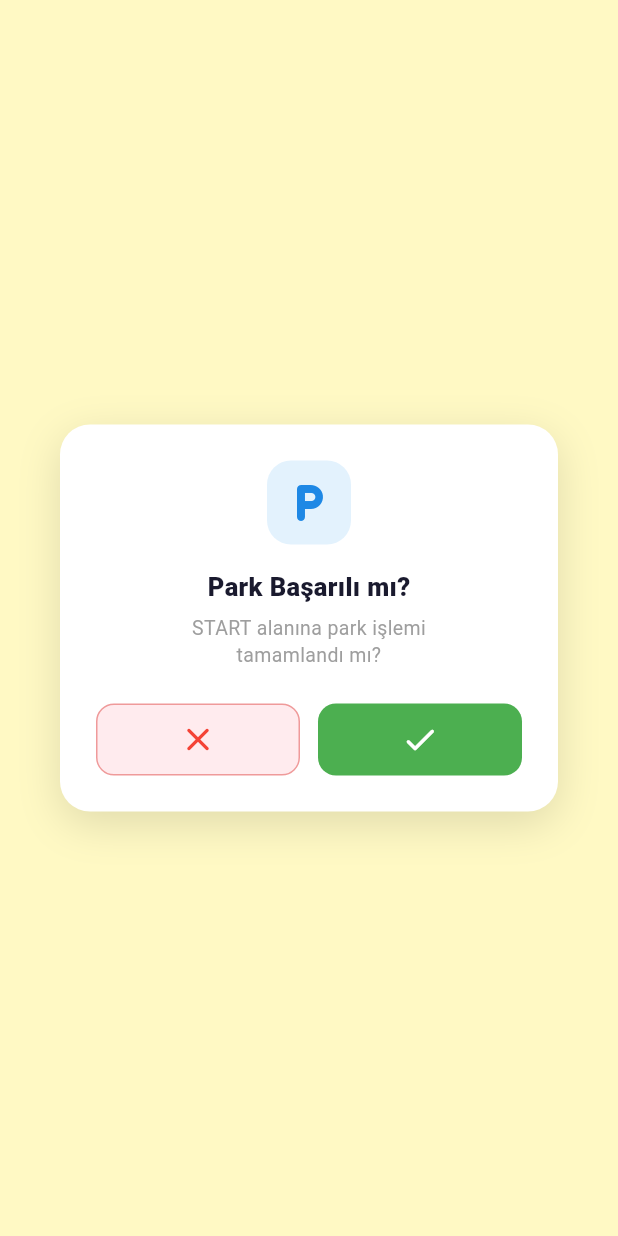
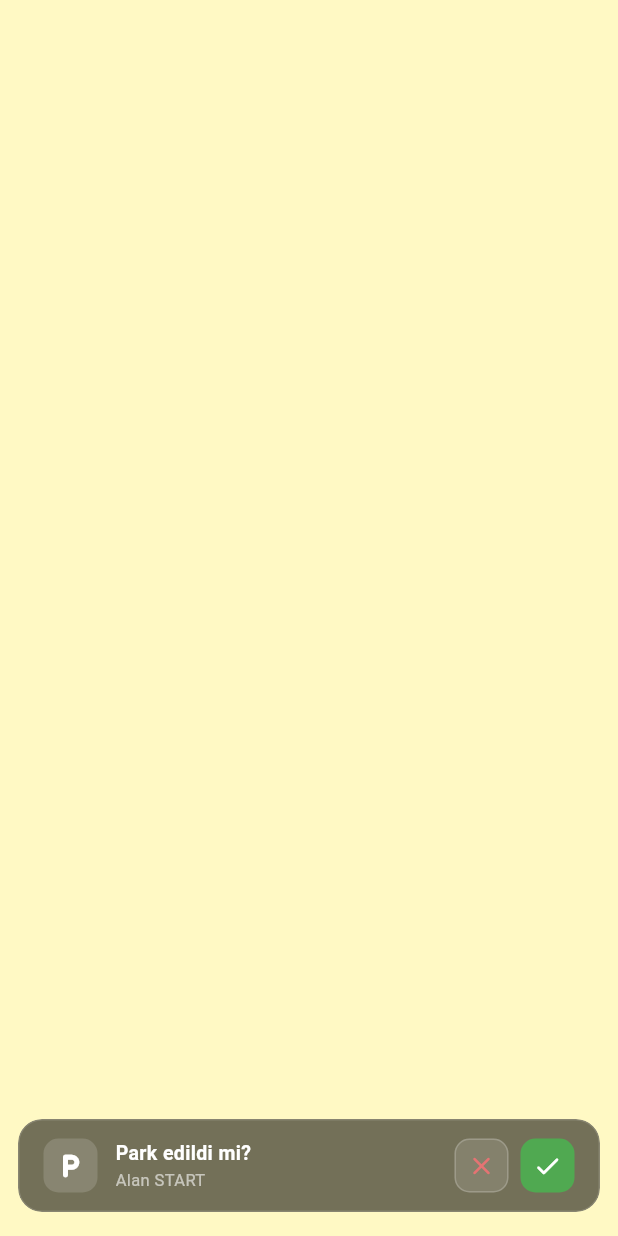
Before and after one commit to mikdatkerem/qr_mobile_test, a Flutter app: the ParkConfirmDialog widget shown alone on an empty page, opened directly with sample values from the repository, on a phone screen of 412 x 824 dp. Run offline on Flutter 3.47's test engine with Material 3 defaults, Android fonts, the phone set to English and light mode, and no system bars; our stand-ins replace dio, flutter_svg; missing offline and left inert: mobile_scanner, signalr_netcore; network calls fail.

Commit message:
edit: park_confirm_dialog ui changes

```diff
--- a/lib/widgets/park_confirm_dialog.dart
+++ b/lib/widgets/park_confirm_dialog.dart
@@ -1,3 +1,4 @@
+import 'dart:ui';
 import 'package:flutter/material.dart';
 import '../models/graph_data.dart';
 
@@ -16,80 +17,100 @@ class ParkConfirmDialog extends StatelessWidget {
   @override
   Widget build(BuildContext context) {
     return Dialog(
-      shape: RoundedRectangleBorder(borderRadius: BorderRadius.circular(20)),
+      alignment: Alignment.bottomCenter,
+      insetPadding: EdgeInsets.fromLTRB(
+          12, 0, 12, MediaQuery.of(context).padding.bottom + 16),
+      shape: RoundedRectangleBorder(borderRadius: BorderRadius.circular(16)),
       elevation: 0,
       backgroundColor: Colors.transparent,
-      child: Container(
-        padding: const EdgeInsets.all(24),
-        decoration: BoxDecoration(
-          color: Colors.white,
-          borderRadius: BorderRadius.circular(20),
-          boxShadow: [
-            BoxShadow(
-              color: Colors.black.withOpacity(0.12),
-              blurRadius: 24,
-              offset: const Offset(0, 8),
-            )
-          ],
-        ),
-        child: Column(
-          mainAxisSize: MainAxisSize.min,
-          children: [
-            Container(
-              width: 56,
-              height: 56,
-              decoration: BoxDecoration(
-                color: Colors.blue.shade50,
-                borderRadius: BorderRadius.circular(16),
+      child: ClipRRect(
+        borderRadius: BorderRadius.circular(16),
+        child: BackdropFilter(
+          filter: ImageFilter.blur(sigmaX: 12, sigmaY: 12),
+          child: Container(
+            padding: const EdgeInsets.symmetric(horizontal: 16, vertical: 12),
+            decoration: BoxDecoration(
+              color: Colors.black.withOpacity(0.55),
+              borderRadius: BorderRadius.circular(16),
+              border: Border.all(
+                color: Colors.white.withOpacity(0.15),
+                width: 1,
               ),
-              child: Icon(Icons.local_parking_rounded,
-                  color: Colors.blue.shade600, size: 32),
             ),
-            const SizedBox(height: 16),
-            const Text('Park Başarılı mı?',
-                style: TextStyle(
-                    fontSize: 17,
-                    fontWeight: FontWeight.w800,
-                    color: Color(0xFF1A1A2E))),
-            const SizedBox(height: 6),
-            Text('${park.id} alanına park işlemi\ntamamlandı mı?',
-                textAlign: TextAlign.center,
-                style: TextStyle(
-                    fontSize: 13, color: Colors.grey.shade500, height: 1.4)),
-            const SizedBox(height: 24),
-            Row(children: [
-              Expanded(
-                child: GestureDetector(
+            child: Row(
+              children: [
+                // İkon
+                Container(
+                  width: 36,
+                  height: 36,
+                  decoration: BoxDecoration(
+                    color: Colors.white.withOpacity(0.15),
+                    borderRadius: BorderRadius.circular(10),
+                  ),
+                  child: const Icon(Icons.local_parking_rounded,
+                      color: Colors.white, size: 20),
+                ),
+                const SizedBox(width: 12),
+
+                // Metin
+                Expanded(
+                  child: Column(
+                    mainAxisSize: MainAxisSize.min,
+                    crossAxisAlignment: CrossAxisAlignment.start,
+                    children: [
+                      const Text('Park edildi mi?',
+                          style: TextStyle(
+                            color: Colors.white,
+                            fontSize: 13,
+                            fontWeight: FontWeight.w700,
+                          )),
+                      Text('Alan ${park.id}',
+                          style: TextStyle(
+                            color: Colors.white.withOpacity(0.6),
+                            fontSize: 11,
+                          )),
+                    ],
+                  ),
+                ),
+
+                const SizedBox(width: 8),
+
+                // Hayır
+                GestureDetector(
                   onTap: onDeny,
                   child: Container(
-                    height: 48,
+                    width: 36,
+                    height: 36,
                     decoration: BoxDecoration(
-                      color: Colors.red.shade50,
-                      borderRadius: BorderRadius.circular(12),
-                      border: Border.all(color: Colors.red.shade200),
+                      color: Colors.white.withOpacity(0.12),
+                      borderRadius: BorderRadius.circular(10),
+                      border: Border.all(
+                          color: Colors.white.withOpacity(0.2), width: 1),
                     ),
                     child: Icon(Icons.close_rounded,
-                        color: Colors.red.shade500, size: 26),
+                        color: Colors.red.shade300, size: 20),
                   ),
                 ),
-              ),
-              const SizedBox(width: 12),
-              Expanded(
-                child: GestureDetector(
+
+                const SizedBox(width: 8),
+
+                // Evet
+                GestureDetector(
                   onTap: onConfirm,
                   child: Container(
-                    height: 48,
+                    width: 36,
+                    height: 36,
                     decoration: BoxDecoration(
-                      color: Colors.green.shade500,
-                      borderRadius: BorderRadius.circular(12),
+                      color: Colors.green.shade500.withOpacity(0.9),
+                      borderRadius: BorderRadius.circular(10),
                     ),
                     child: const Icon(Icons.check_rounded,
-                        color: Colors.white, size: 26),
+                        color: Colors.white, size: 20),
                   ),
                 ),
-              ),
-            ]),
-          ],
+              ],
+            ),
+          ),
         ),
       ),
     );
```
